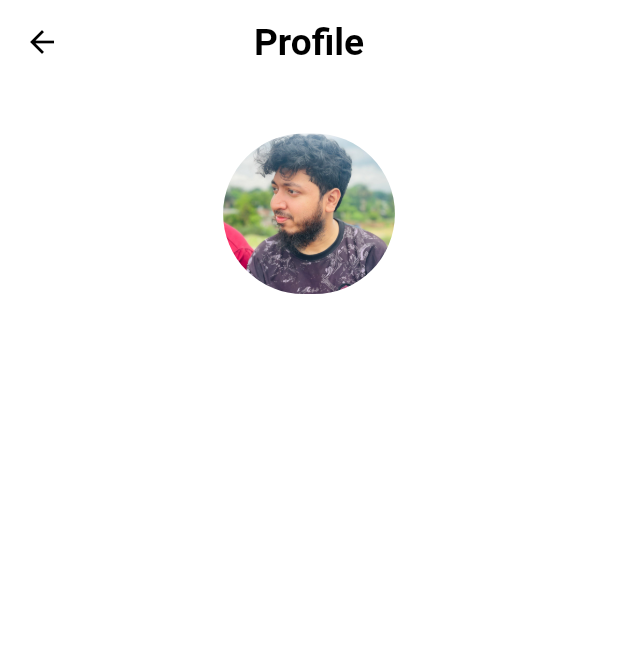
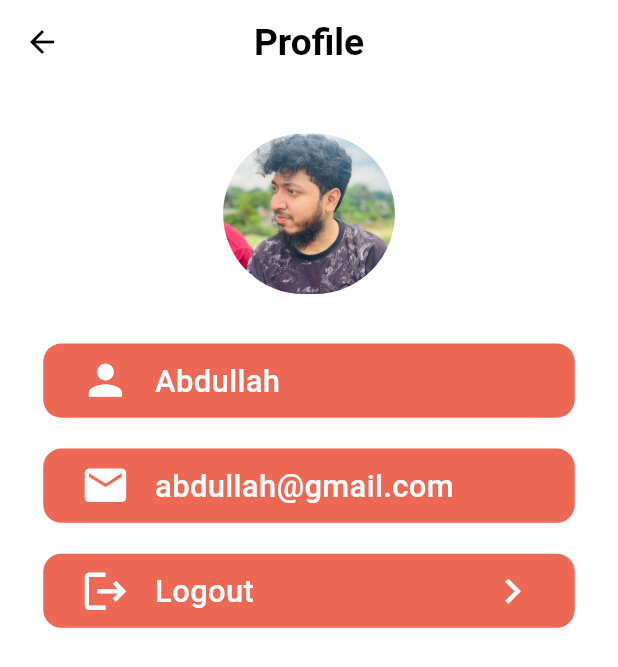
Before and after one commit to abdullahjohar23/expense-tracking-app, a Flutter app: the ProfilePage screen opened directly, on a phone screen of 412 x 824 dp. Shown: the top 667 px of the screen. Run offline on Flutter 3.47's test engine with Material 3 defaults, Android fonts, the phone set to English and light mode, and no system bars; our stand-ins replace cloud_firestore, firebase_auth, firebase_core, random_string, shared_preferences; accounts and stored records are empty.

Commit message:
using info tile from reusable code

```diff
--- a/lib/pages/profile.dart
+++ b/lib/pages/profile.dart
@@ -1,4 +1,5 @@
 import 'package:flutter/material.dart';
+import 'package:expense_tracking/services/reusable_designs.dart';
 
 class ProfilePage extends StatelessWidget {
     const ProfilePage({super.key});
@@ -35,11 +36,11 @@ class ProfilePage extends StatelessWidget {
             ),
 
             body: Padding(
-                padding: EdgeInsets.only(top: deviceWidth * 0.08),
-                child: Row(
-                    mainAxisAlignment: MainAxisAlignment.center,
+                padding: EdgeInsets.only(top: deviceWidth * 0.08, left: deviceWidth * 0.07, right: deviceWidth * 0.07),
+                child: Column(
                     children: [
-                        Column(
+                        Row(
+                            mainAxisAlignment: MainAxisAlignment.center,
                             children: [
                                 ClipRRect(
                                     borderRadius: BorderRadius.circular(70),
@@ -48,10 +49,17 @@ class ProfilePage extends StatelessWidget {
                                         fit: BoxFit.cover,
                                     ),
                                 ),
-
-
                             ],
                         ),
+
+                        SizedBox(height: deviceWidth * 0.08),
+
+                        // Name
+                        ProfileInfoTile(text: 'Abdullah', prefixicon: Icons.person),
+
+                        // Gmail
+                        ProfileInfoTile(text: 'abdullah@gmail.com', prefixicon: Icons.mail),
+                        ProfileInfoTile(text: 'Logout', prefixicon: Icons.logout, suffixicon: Icons.chevron_right),
                     ],
                 ),
             ),
```
